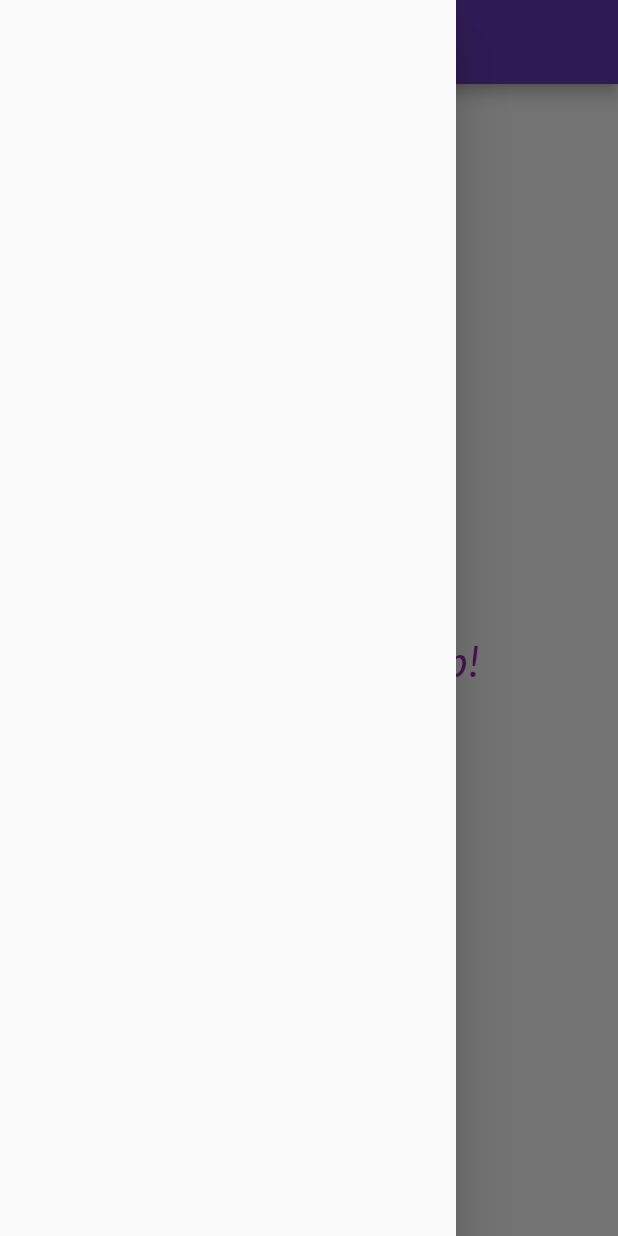
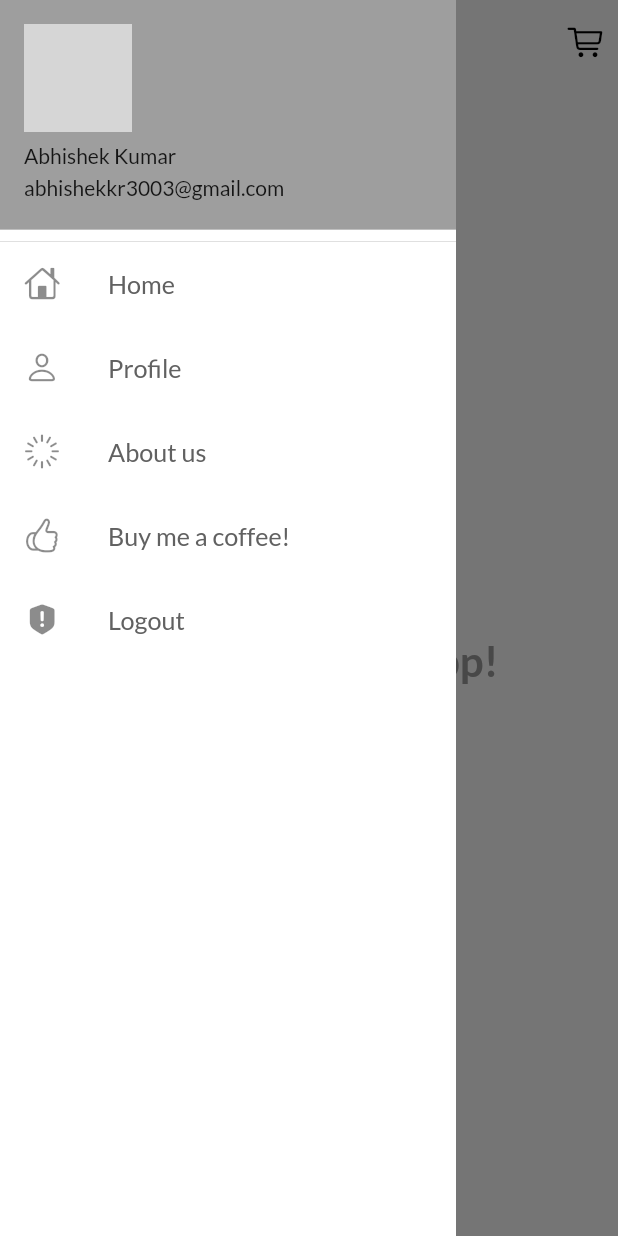
Before and after one commit to Abhishekkr3003/Catalog-App, a Flutter app: the HomePage screen opened by its route, with the side drawer open, on a phone screen of 412 x 824 dp. Run offline on Flutter 3.47's test engine with Material 2 defaults, Android fonts, the phone set to English and light mode, and no system bars; our stand-ins replace google_fonts; network calls fail; grey boxes are pictures that could not be loaded.

Commit message:
make themes

```diff
--- a/lib/main.dart
+++ b/lib/main.dart
@@ -1,8 +1,8 @@
 import 'package:flutter/material.dart';
 import 'package:flutter_catalog/pages/loginPage.dart';
 import 'package:flutter_catalog/utils/routes.dart';
+import 'package:flutter_catalog/utils/themes.dart';
 import 'pages/HomePage.dart';
-import 'package:google_fonts/google_fonts.dart';
 
 void main(List<String> args) {
   runApp(MyApp());
@@ -14,15 +14,10 @@ class MyApp extends StatelessWidget {
     return MaterialApp(
       debugShowCheckedModeBanner: false,
       themeMode: ThemeMode.light,
-      theme: ThemeData(
-        primarySwatch: Colors.deepPurple,
-        fontFamily: GoogleFonts.lato().fontFamily,
-        //primaryTextTheme: GoogleFonts.latoTextTheme()
-      ),
-      darkTheme: ThemeData(brightness: Brightness.dark),
-      initialRoute: "/loginPage", // By default ye hi hota hai
+      theme: MyThemes.lightTheme(context),
+      darkTheme: MyThemes.darkTheme(context),
+      initialRoute: MyRoutes.homePage, // By default ye hi hota hai
       routes: {
-        "/": (context) => HomePage(),
         MyRoutes.loginPage: (context) => LoginPage(),
         MyRoutes.homePage: (context) => HomePage(),
       },
--- a/lib/pages/HomePage.dart
+++ b/lib/pages/HomePage.dart
@@ -1,4 +1,6 @@
+import 'package:flutter/cupertino.dart';
 import 'package:flutter/material.dart';
+import 'package:flutter_catalog/widgets/drawer.dart';
 
 class HomePage extends StatelessWidget {
   var toBePrinted = "Android App!";
@@ -7,18 +9,25 @@ class HomePage extends StatelessWidget {
   Widget build(BuildContext context) {
     return Scaffold(
       appBar: AppBar(
-        title: Text("Catalog"),
+        actions: [
+          Icon(CupertinoIcons.shopping_cart),
+          SizedBox(width: 10),
+        ],
+        title: Text("Catalog App"),
       ),
-      drawer: Drawer(),
-      body: Center(
-        child: Container(
-          child: Text(
-            "This is $toBePrinted",
-            style: TextStyle(
-              color: Colors.purple,
-              fontStyle: FontStyle.italic,
+      drawer: MyDrawer(),
+      body: Container(
+        color: Colors.white,
+        child: Center(
+          child: Container(
+            child: Text(
+              "This is $toBePrinted",
+              style: TextStyle(
+                color: Colors.grey,
+                fontWeight: FontWeight.bold,
+              ),
+              textScaleFactor: 2.0,
             ),
-            textScaleFactor: 2.0,
           ),
         ),
       ),
--- /dev/null
+++ b/lib/utils/themes.dart
@@ -0,0 +1,19 @@
+import 'package:flutter/material.dart';
+import 'package:google_fonts/google_fonts.dart';
+
+class MyThemes {
+  static ThemeData lightTheme(BuildContext context) => ThemeData(
+      primarySwatch: Colors.grey,
+      fontFamily: GoogleFonts.lato().fontFamily,
+      appBarTheme: AppBarTheme(
+          color: Colors.white,
+          centerTitle: true,
+          elevation: 0,
+          actionsIconTheme: IconThemeData(color: Colors.black)
+          //textTheme: Theme.of(context).textTheme,
+          )
+      //primaryTextTheme: GoogleFonts.latoTextTheme()
+      );
+  static ThemeData darkTheme(BuildContext context) =>
+      ThemeData(brightness: Brightness.dark);
+}
--- /dev/null
+++ b/lib/widgets/drawer.dart
@@ -0,0 +1,82 @@
+import 'package:flutter/cupertino.dart';
+import 'package:flutter/material.dart';
+
+class MyDrawer extends StatelessWidget {
+  final String _currentUserDP =
+      "https://cdn.dribbble.com/users/6219808/avatars/normal/data?1603035276";
+
+  @override
+  Widget build(BuildContext context) {
+    return Drawer(
+      elevation: 0,
+      child: Container(
+        color: Colors.white,
+        child: ListView(
+          children: [
+            DrawerHeader(
+              margin: EdgeInsets.zero,
+              padding: EdgeInsets.zero,
+              child: UserAccountsDrawerHeader(
+                accountName: Text("Abhishek Kumar"),
+                accountEmail: Text("abhishekkr3003@gmail.com"),
+                currentAccountPicture: CircleAvatar(
+                  backgroundImage: NetworkImage(_currentUserDP),
+                ),
+              ),
+            ),
+            ListTile(
+              title: Text(
+                "Home",
+                textScaleFactor: 1.2,
+                style: TextStyle(color: Colors.grey.shade700),
+              ),
+              leading: Icon(
+                CupertinoIcons.home,
+              ),
+            ),
+            ListTile(
+              title: Text(
+                "Profile",
+                textScaleFactor: 1.2,
+                style: TextStyle(color: Colors.grey.shade700),
+              ),
+              leading: Icon(
+                CupertinoIcons.person,
+              ),
+            ),
+            ListTile(
+              title: Text(
+                "About us",
+                textScaleFactor: 1.2,
+                style: TextStyle(color: Colors.grey.shade700),
+              ),
+              leading: Icon(
+                CupertinoIcons.slowmo,
+              ),
+            ),
+            ListTile(
+              title: Text(
+                "Buy me a coffee!",
+                textScaleFactor: 1.2,
+                style: TextStyle(color: Colors.grey.shade700),
+              ),
+              leading: Icon(
+                CupertinoIcons.hand_thumbsup,
+              ),
+            ),
+            ListTile(
+              title: Text(
+                "Logout",
+                textScaleFactor: 1.2,
+                style: TextStyle(color: Colors.grey.shade700),
+              ),
+              leading: Icon(
+                CupertinoIcons.exclamationmark_shield_fill,
+              ),
+            ),
+          ],
+        ),
+      ),
+    );
+  }
+}
```
